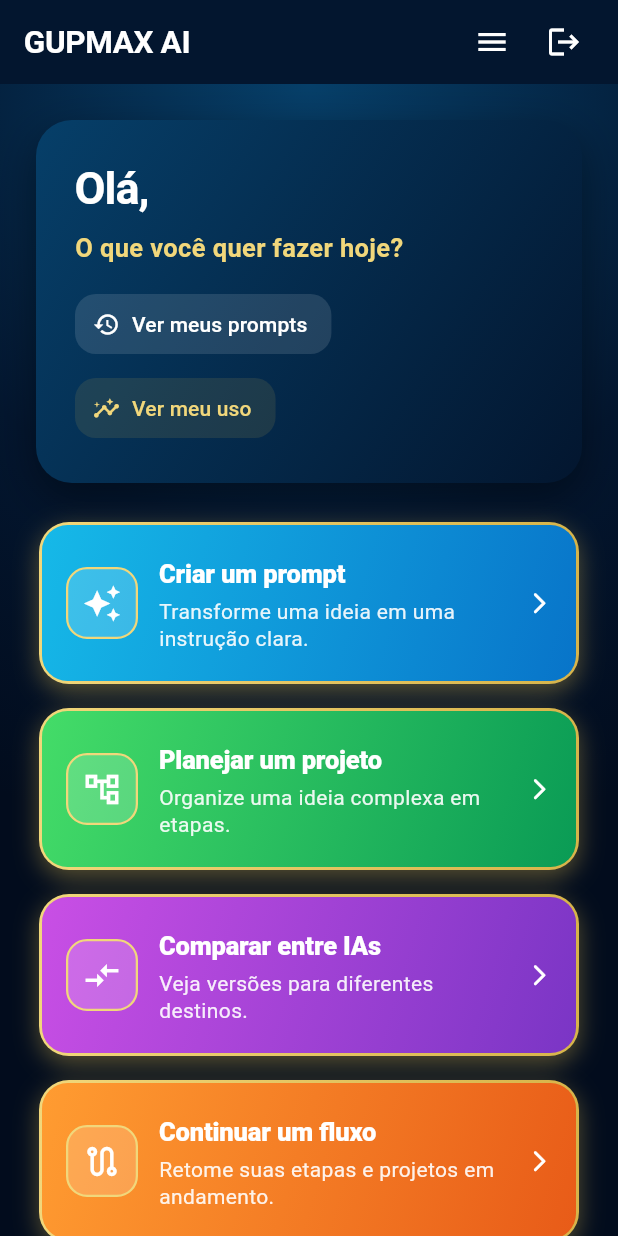
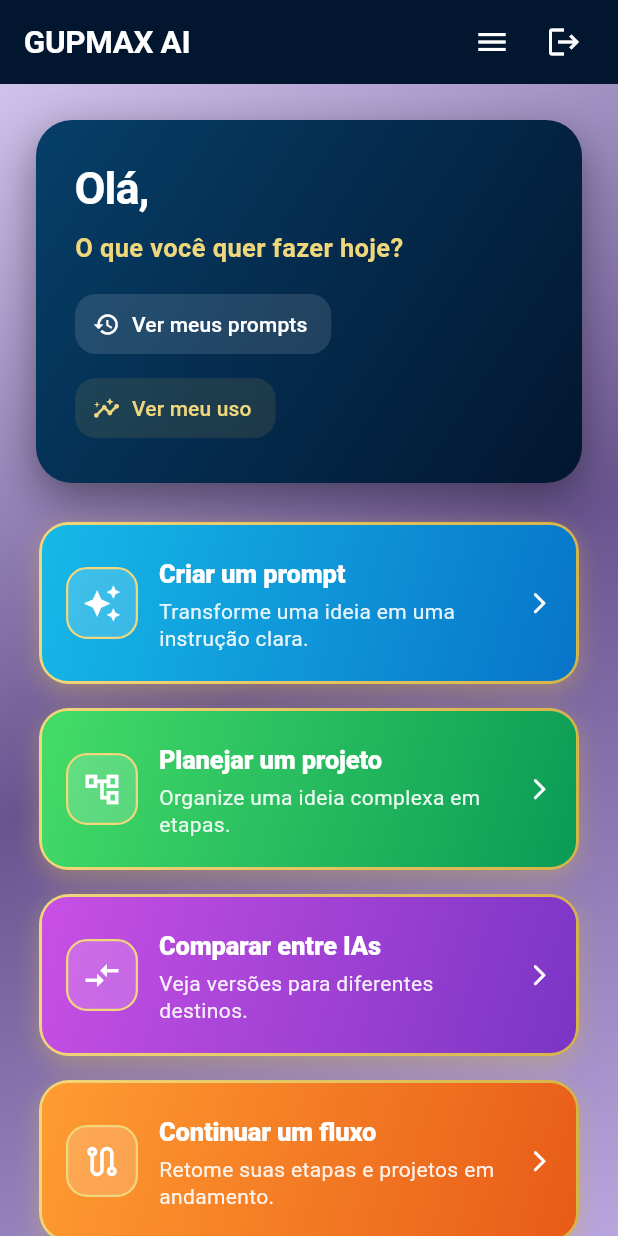
Before and after one commit to rdcmoto-dev/gupmax-ai, a Flutter app: the DashboardPage screen opened by its route, on a phone screen of 412 x 824 dp. Run offline on Flutter 3.47's test engine with Material 3 defaults, Android fonts, the phone set to English and light mode, and no system bars; our stand-ins replace dio, flutter_riverpod, flutter_secure_storage, go_router; missing offline and left inert: dart:html; accounts and stored records are empty; network calls fail; Roboto replaces fonts that are missing (Segoe UI).

Commit message:
style: add responsive lilac app shell

```diff
--- a/frontend/lib/core/theme/app_theme.dart
+++ b/frontend/lib/core/theme/app_theme.dart
@@ -10,14 +10,16 @@ abstract final class AppColors {
   static const oceanBlue = Color(0xFF063F69);
   static const electricBlue = Color(0xFF0B91C9);
   static const cyanGlow = Color(0xFF53D9F2);
-  static const background = Color(0xFF03162F);
-  static const surface = Color(0xFF0A2C4D);
-  static const raisedSurface = Color(0xFF103C62);
+  static const violet = Color(0xFF6936E8);
+  static const paleLavender = Color(0xFFB9A6DF);
+  static const background = Color(0xFF68548F);
+  static const surface = Color(0xFFCFC2EA);
+  static const raisedSurface = Color(0xFFBDADE0);
   static const paleMint = Color(0xFFE4F7ED);
   static const paleGold = Color(0xFFFFF7DC);
-  static const textPrimary = Color(0xFFF4FAFF);
-  static const textSecondary = Color(0xFFB9D4E8);
-  static const border = Color(0xFF35739A);
+  static const textPrimary = Color(0xFF10213E);
+  static const textSecondary = Color(0xFF596985);
+  static const border = Color(0xFF8F79BB);
 
   // Aliases preservam componentes anteriores dentro da identidade azul,
   // verde-claro e dourada.
@@ -27,23 +29,23 @@ abstract final class AppColors {
 }
 
 abstract final class AppTheme {
-  static const _colors = ColorScheme.dark(
-    primary: AppColors.brightGreen,
-    onPrimary: AppColors.midnightBlue,
-    primaryContainer: AppColors.deepGreen,
-    onPrimaryContainer: Colors.white,
-    secondary: AppColors.brightGreen,
-    onSecondary: AppColors.midnightBlue,
-    secondaryContainer: AppColors.oceanBlue,
-    onSecondaryContainer: Colors.white,
+  static const _colors = ColorScheme.light(
+    primary: AppColors.violet,
+    onPrimary: Colors.white,
+    primaryContainer: AppColors.paleLavender,
+    onPrimaryContainer: AppColors.midnightBlue,
+    secondary: AppColors.electricBlue,
+    onSecondary: Colors.white,
+    secondaryContainer: AppColors.raisedSurface,
+    onSecondaryContainer: AppColors.midnightBlue,
     tertiary: AppColors.gold,
     onTertiary: AppColors.midnightBlue,
-    tertiaryContainer: AppColors.oceanBlue,
-    onTertiaryContainer: Colors.white,
+    tertiaryContainer: AppColors.paleGold,
+    onTertiaryContainer: AppColors.midnightBlue,
     surface: AppColors.surface,
     onSurface: AppColors.textPrimary,
     onSurfaceVariant: AppColors.textSecondary,
-    outline: AppColors.deepBlue,
+    outline: AppColors.oceanBlue,
     outlineVariant: AppColors.border,
   );
 
@@ -51,6 +53,7 @@ abstract final class AppTheme {
     useMaterial3: true,
     colorScheme: _colors,
     scaffoldBackgroundColor: AppColors.background,
+    canvasColor: AppColors.background,
     textTheme: Typography.material2021().black.apply(
       bodyColor: AppColors.textPrimary,
       displayColor: AppColors.textPrimary,
@@ -85,11 +88,11 @@ abstract final class AppTheme {
     cardTheme: const CardThemeData(
       color: AppColors.surface,
       surfaceTintColor: Colors.transparent,
-      elevation: 5,
-      shadowColor: Color(0x77000000),
+      elevation: 2,
+      shadowColor: Color(0x2410213E),
       shape: RoundedRectangleBorder(
         borderRadius: BorderRadius.all(Radius.circular(20)),
-        side: BorderSide(color: AppColors.gold, width: 1.2),
+        side: BorderSide(color: AppColors.border, width: 1.1),
       ),
     ),
     inputDecorationTheme: const InputDecorationTheme(
@@ -98,15 +101,15 @@ abstract final class AppTheme {
         borderSide: BorderSide(color: AppColors.border),
       ),
       focusedBorder: OutlineInputBorder(
-        borderSide: BorderSide(color: AppColors.deepGreen, width: 2),
+        borderSide: BorderSide(color: AppColors.violet, width: 2),
       ),
       filled: true,
       fillColor: AppColors.raisedSurface,
     ),
     filledButtonTheme: FilledButtonThemeData(
       style: FilledButton.styleFrom(
-        backgroundColor: AppColors.brightGreen,
-        foregroundColor: AppColors.midnightBlue,
+        backgroundColor: AppColors.violet,
+        foregroundColor: Colors.white,
         disabledBackgroundColor: AppColors.border,
         elevation: 5,
         side: const BorderSide(color: AppColors.lightGold, width: 1.4),
@@ -116,8 +119,8 @@ abstract final class AppTheme {
     ),
     outlinedButtonTheme: OutlinedButtonThemeData(
       style: OutlinedButton.styleFrom(
-        foregroundColor: Colors.white,
-        backgroundColor: AppColors.electricBlue,
+        foregroundColor: AppColors.oceanBlue,
+        backgroundColor: AppColors.raisedSurface,
         side: const BorderSide(color: AppColors.lightGold, width: 1.3),
         padding: const EdgeInsets.symmetric(horizontal: 20, vertical: 15),
         shape: RoundedRectangleBorder(borderRadius: BorderRadius.circular(16)),
@@ -125,27 +128,27 @@ abstract final class AppTheme {
     ),
     textButtonTheme: TextButtonThemeData(
       style: TextButton.styleFrom(
-        foregroundColor: AppColors.lightGold,
-        backgroundColor: AppColors.oceanBlue.withValues(alpha: 0.72),
+        foregroundColor: AppColors.oceanBlue,
+        backgroundColor: AppColors.paleLavender,
         shape: RoundedRectangleBorder(borderRadius: BorderRadius.circular(14)),
       ),
     ),
     chipTheme: ChipThemeData(
-      backgroundColor: AppColors.raisedSurface,
-      selectedColor: AppColors.deepGreen,
-      secondarySelectedColor: AppColors.deepGreen,
-      side: const BorderSide(color: AppColors.gold),
+      backgroundColor: AppColors.surface,
+      selectedColor: AppColors.paleLavender,
+      secondarySelectedColor: AppColors.paleLavender,
+      side: const BorderSide(color: AppColors.border),
       shape: RoundedRectangleBorder(borderRadius: BorderRadius.circular(10)),
     ),
     switchTheme: SwitchThemeData(
       thumbColor: WidgetStateProperty.resolveWith(
         (states) => states.contains(WidgetState.selected)
-            ? AppColors.deepBlue
+            ? AppColors.violet
             : AppColors.surface,
       ),
       trackColor: WidgetStateProperty.resolveWith(
         (states) => states.contains(WidgetState.selected)
-            ? AppColors.brightBlue.withValues(alpha: 0.55)
+            ? AppColors.violet.withValues(alpha: 0.35)
             : AppColors.border,
       ),
     ),
@@ -155,13 +158,27 @@ abstract final class AppTheme {
     ),
     navigationBarTheme: const NavigationBarThemeData(
       backgroundColor: AppColors.midnightBlue,
-      indicatorColor: AppColors.deepGreen,
+      indicatorColor: AppColors.violet,
+    ),
+    listTileTheme: const ListTileThemeData(
+      tileColor: Colors.transparent,
+      textColor: AppColors.textPrimary,
+      iconColor: AppColors.oceanBlue,
+    ),
+    popupMenuTheme: const PopupMenuThemeData(
+      color: AppColors.surface,
+      surfaceTintColor: Colors.transparent,
+      textStyle: TextStyle(color: AppColors.textPrimary),
+      shape: RoundedRectangleBorder(
+        borderRadius: BorderRadius.all(Radius.circular(16)),
+        side: BorderSide(color: AppColors.border),
+      ),
     ),
     dividerTheme: const DividerThemeData(color: AppColors.border),
-    iconTheme: const IconThemeData(color: AppColors.cyanGlow),
+    iconTheme: const IconThemeData(color: AppColors.oceanBlue),
     floatingActionButtonTheme: const FloatingActionButtonThemeData(
-      backgroundColor: AppColors.brightGreen,
-      foregroundColor: AppColors.midnightBlue,
+      backgroundColor: AppColors.violet,
+      foregroundColor: Colors.white,
       elevation: 6,
       shape: RoundedRectangleBorder(
         borderRadius: BorderRadius.all(Radius.circular(18)),
@@ -173,7 +190,7 @@ abstract final class AppTheme {
       surfaceTintColor: Colors.transparent,
       shape: RoundedRectangleBorder(
         borderRadius: BorderRadius.all(Radius.circular(22)),
-        side: BorderSide(color: AppColors.gold),
+        side: BorderSide(color: AppColors.border),
       ),
     ),
   );
--- /dev/null
+++ b/frontend/lib/core/widgets/app_shell.dart
@@ -0,0 +1,200 @@
+import 'package:flutter/material.dart';
+import 'package:flutter_riverpod/flutter_riverpod.dart';
+import 'package:go_router/go_router.dart';
+
+import '../../features/auth/auth_providers.dart';
+import '../theme/app_theme.dart';
+import 'app_navigation_menu.dart';
+
+class AppShell extends ConsumerWidget {
+  const AppShell({
+    required this.location,
+    required this.child,
+    super.key,
+  });
+
+  final String location;
+  final Widget child;
+
+  @override
+  Widget build(BuildContext context, WidgetRef ref) {
+    if (MediaQuery.sizeOf(context).width < 960) return child;
+
+    final auth = ref.watch(authControllerProvider);
+    return Scaffold(
+      body: Row(
+        children: [
+          SizedBox(
+            width: 252,
+            child: ColoredBox(
+              color: AppColors.midnightBlue,
+              child: SafeArea(
+                child: Column(
+                  crossAxisAlignment: CrossAxisAlignment.stretch,
+                  children: [
+                    const Padding(
+                      padding: EdgeInsets.fromLTRB(22, 24, 18, 22),
+                      child: Row(
+                        children: [
+                          _BrandMark(),
+                          SizedBox(width: 12),
+                          Expanded(
+                            child: Text(
+                              'GUPMAX AI',
+                              style: TextStyle(
+                                color: Colors.white,
+                                fontSize: 20,
+                                fontWeight: FontWeight.w800,
+                              ),
+                            ),
+                          ),
+                        ],
+                      ),
+                    ),
+                    Expanded(
+                      child: ListView(
+                        padding: const EdgeInsets.symmetric(horizontal: 12),
+                        children: [
+                          for (final destination
+                              in AppNavigationMenu.destinations)
+                            _NavigationItem(
+                              destination: destination,
+                              selected: _isSelected(destination.path),
+                              onTap: () => context.go(destination.path),
+                            ),
+                        ],
+                      ),
+                    ),
+                    Padding(
+                      padding: const EdgeInsets.all(14),
+                      child: DecoratedBox(
+                        decoration: BoxDecoration(
+                          color: Colors.white.withValues(alpha: 0.08),
+                          borderRadius: BorderRadius.circular(16),
+                          border: Border.all(
+                            color: AppColors.gold.withValues(alpha: 0.7),
+                          ),
+                        ),
+                        child: Padding(
+                          padding: const EdgeInsets.all(12),
+                          child: Row(
+                            children: [
+                              CircleAvatar(
+                                backgroundColor: AppColors.violet,
+                                foregroundColor: Colors.white,
+                                child: Text(_initials(auth.user?.fullName)),
+                              ),
+                              const SizedBox(width: 10),
+                              Expanded(
+                                child: Text(
+                                  auth.user?.fullName ?? 'Minha conta',
+                                  maxLines: 2,
+                                  overflow: TextOverflow.ellipsis,
+                                  style: const TextStyle(
+                                    color: Colors.white,
+                                    fontWeight: FontWeight.w700,
+                                  ),
+                                ),
+                              ),
+                              IconButton(
+                                tooltip: 'Sair',
+                                onPressed:
+                                    auth.isSubmitting ? null : auth.logout,
+                                color: AppColors.lightGold,
+                                icon: const Icon(Icons.logout_rounded),
+                              ),
+                            ],
+                          ),
+                        ),
+                      ),
+                    ),
+                  ],
+                ),
+              ),
+            ),
+          ),
+          Expanded(child: child),
+        ],
+      ),
+    );
+  }
+
+  bool _isSelected(String path) =>
+      location == path || location.startsWith('$path/');
+
+  static String _initials(String? name) {
+    final parts = (name ?? '')
+        .trim()
+        .split(RegExp(r'\s+'))
+        .where((part) => part.isNotEmpty)
+        .take(2)
+        .toList();
+    if (parts.isEmpty) return 'G';
+    return parts.map((part) => part[0].toUpperCase()).join();
+  }
+}
+
+class _BrandMark extends StatelessWidget {
+  const _BrandMark();
+
+  @override
+  Widget build(BuildContext context) => Container(
+        width: 42,
+        height: 42,
+        decoration: BoxDecoration(
+          gradient: const LinearGradient(
+            colors: [AppColors.cyanGlow, AppColors.violet],
+            begin: Alignment.topLeft,
+            end: Alignment.bottomRight,
+          ),
+          borderRadius: BorderRadius.circular(13),
+          border: Border.all(color: AppColors.lightGold),
+        ),
+        child: const Icon(Icons.auto_awesome, color: Colors.white),
+      );
+}
+
+class _NavigationItem extends StatelessWidget {
+  const _NavigationItem({
+    required this.destination,
+    required this.selected,
+    required this.onTap,
+  });
+
+  final ({String path, String label, IconData icon}) destination;
+  final bool selected;
+  final VoidCallback onTap;
+
+  @override
+  Widget build(BuildContext context) => Padding(
+        padding: const EdgeInsets.only(bottom: 5),
+        child: Material(
+          color: selected
+              ? AppColors.violet.withValues(alpha: 0.32)
+              : Colors.transparent,
+          borderRadius: BorderRadius.circular(12),
+          child: ListTile(
+            selected: selected,
+            tileColor: Colors.transparent,
+            selectedTileColor: Colors.transparent,
+            selectedColor: Colors.white,
+            textColor: const Color(0xFFDCE7F7),
+            iconColor: selected ? AppColors.lightGold : const Color(0xFFAFC2DB),
+            leading: Icon(destination.icon),
+            title: Text(
+              destination.label,
+              style: TextStyle(
+                fontWeight: selected ? FontWeight.w700 : FontWeight.w500,
+              ),
+            ),
+            shape: RoundedRectangleBorder(
+              borderRadius: BorderRadius.circular(12),
+              side: selected
+                  ? BorderSide(color: AppColors.gold.withValues(alpha: 0.7))
+                  : BorderSide.none,
+            ),
+            onTap: onTap,
+          ),
+        ),
+      );
+}
--- a/frontend/lib/features/dashboard/presentation/dashboard_page.dart
+++ b/frontend/lib/features/dashboard/presentation/dashboard_page.dart
@@ -52,15 +52,14 @@ class DashboardPage extends ConsumerWidget {
       ),
       body: DecoratedBox(
         decoration: const BoxDecoration(
-          gradient: RadialGradient(
-            center: Alignment.topCenter,
-            radius: 1.25,
+          gradient: LinearGradient(
+            begin: Alignment.topLeft,
+            end: Alignment.bottomRight,
             colors: [
-              AppColors.oceanBlue,
-              AppColors.midnightBlue,
-              Color(0xFF020C1D),
+              AppColors.surface,
+              AppColors.background,
+              AppColors.paleLavender,
             ],
-            stops: [0, 0.58, 1],
           ),
         ),
         child: Center(
@@ -147,10 +146,7 @@ class DashboardPage extends ConsumerWidget {
                   const SizedBox(height: 28),
                   Text(
                     'Sua biblioteca e conta',
-                    style: Theme.of(context)
-                        .textTheme
-                        .titleLarge
-                        ?.copyWith(color: Colors.white),
+                    style: Theme.of(context).textTheme.titleLarge,
                   ),
                   const SizedBox(height: 12),
                   Wrap(
@@ -257,16 +253,11 @@ class _RecentProjectsSection extends StatelessWidget {
             children: [
               Text(
                 'Projetos recentes',
-                style: Theme.of(context)
-                    .textTheme
-                    .titleLarge
-                    ?.copyWith(color: Colors.white),
+                style: Theme.of(context).textTheme.titleLarge,
               ),
               TextButton.icon(
                 key: const Key('see_all_projects'),
                 onPressed: onSeeAll,
-                style:
-                    TextButton.styleFrom(foregroundColor: AppColors.lightGold),
                 icon: const Icon(Icons.grid_view_rounded, size: 18),
                 label: const Text('Ver todos os projetos'),
               ),
@@ -412,9 +403,9 @@ class _RecentProjectCard extends StatelessWidget {
 }
 
 final _dashboardOutlineStyle = OutlinedButton.styleFrom(
-  foregroundColor: Colors.white,
-  backgroundColor: Colors.white.withValues(alpha: 0.08),
-  side: const BorderSide(color: AppColors.cyanGlow),
+  foregroundColor: AppColors.oceanBlue,
+  backgroundColor: AppColors.raisedSurface,
+  side: const BorderSide(color: AppColors.gold),
 );
 
 class _UserDetail extends StatelessWidget {
```
Also changed, not shown: frontend/lib/core/routing/app_router.dart (+17 -5 lines), frontend/lib/features/prompts/presentation/prompt_create_page.dart (+15 -3 lines).
